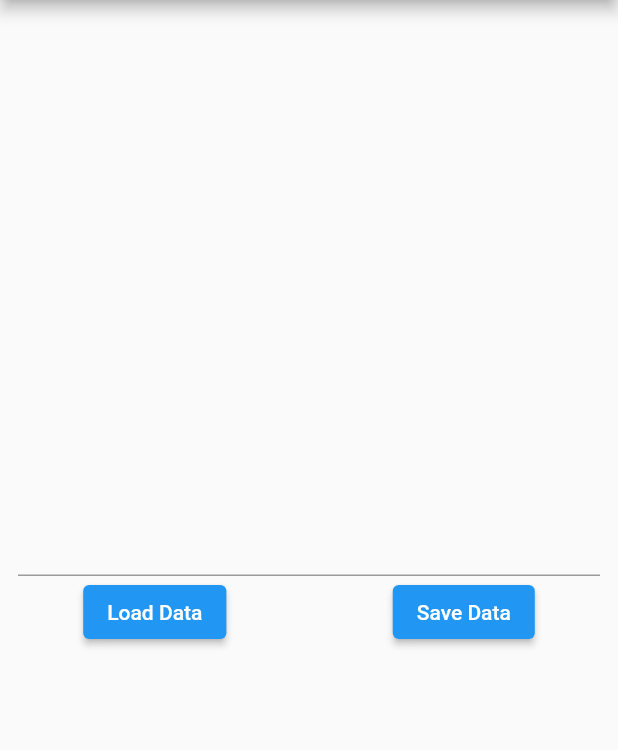
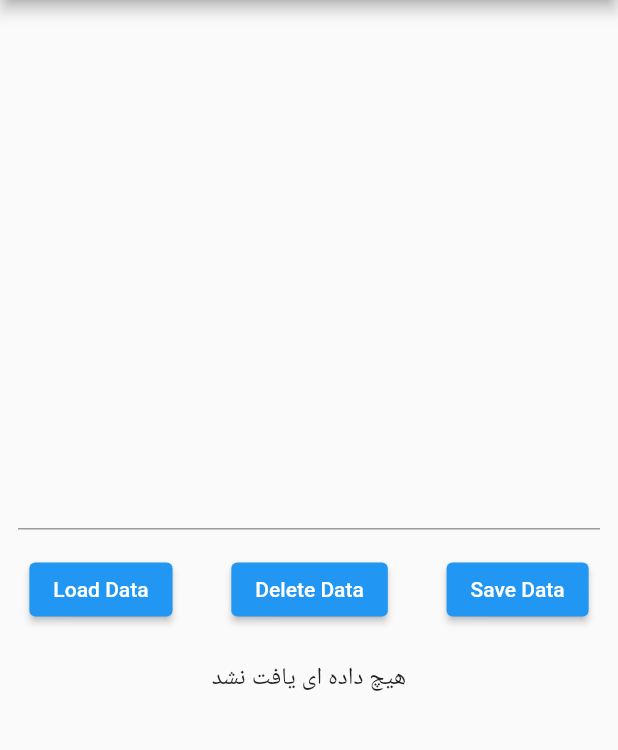
Before and after one commit to mohammad-dehghanifard/flutter_shared_preferences_exampel, a Flutter app: the screen it shows after launch, after a tap on "Load Data", on a phone screen of 412 x 824 dp, the part 84-834 px from its top. Run offline on Flutter 3.47's test engine with Material 2 defaults, Android fonts, the phone set to English and light mode, and no system bars; our stand-ins replace shared_preferences.

Commit message:
completed project

```diff
--- a/lib/main.dart
+++ b/lib/main.dart
@@ -1,4 +1,5 @@
 import 'package:flutter/material.dart';
+import 'package:shared_preferences/shared_preferences.dart';
 
 void main() {
   runApp(const MyApp());
@@ -16,8 +17,35 @@ class MyApp extends StatelessWidget {
   }
 }
 
-class HomePage extends StatelessWidget {
-  const HomePage({super.key});
+class HomePage extends StatefulWidget {
+   const HomePage({super.key});
+
+  @override
+  State<HomePage> createState() => _HomePageState();
+}
+
+class _HomePageState extends State<HomePage> {
+   String data = '';
+
+  final TextEditingController textController = TextEditingController();
+
+  //save data functions
+  Future<void> _saveString(String txt) async {
+    final SharedPreferences prefs = await SharedPreferences.getInstance();
+    prefs.setString("MyKey",txt);
+    textController.clear();
+  }
+  // load data function
+  Future<void> _loadString(String key) async {
+    final SharedPreferences prefs = await SharedPreferences.getInstance();
+    data = prefs.getString(key) ?? "هیچ داده ای یافت نشد";
+  }
+
+  Future<void> _deleteString(String key) async {
+    final SharedPreferences prefs = await SharedPreferences.getInstance();
+    prefs.remove(key);
+    data = '';
+  }
 
   @override
   Widget build(BuildContext context) {
@@ -34,26 +62,50 @@ class HomePage extends StatelessWidget {
           mainAxisAlignment: MainAxisAlignment.center,
           children: [
             // text field
-            const Padding(
-              padding: EdgeInsets.symmetric(horizontal: 12),
+             Padding(
+              padding: const EdgeInsets.symmetric(horizontal: 12),
               child: TextField(
-
+                controller: textController,
               ),
             ),
+
+            const SizedBox(height: 16),
+
             // buttons
             Row(
               mainAxisAlignment: MainAxisAlignment.spaceAround,
               children: [
                 // Load Data Btn
                 ElevatedButton(
-                    onPressed: () {},
+                    onPressed: () {
+                      setState(() {
+                        _loadString("MyKey");
+                      });
+                    },
                     child: const Text("Load Data")),
-                // Save Data btn
+                //delete data
                 ElevatedButton(
-                    onPressed: () {},
+                    onPressed: () {
+                     setState(() {
+                       _deleteString("MyKey");
+                     });
+                    },
+                    child: const Text("Delete Data")),
+                // Save Data Btn
+                ElevatedButton(
+                    onPressed: () {
+                      if(textController.text.isNotEmpty){
+                        _saveString(textController.text);
+                      }
+                    },
                     child: const Text("Save Data")),
               ],
-            )
+            ),
+
+            const SizedBox(height: 24),
+            //txt
+             Text(data,style: const TextStyle(fontSize: 16))
+
           ],
         ),
       ),
```
